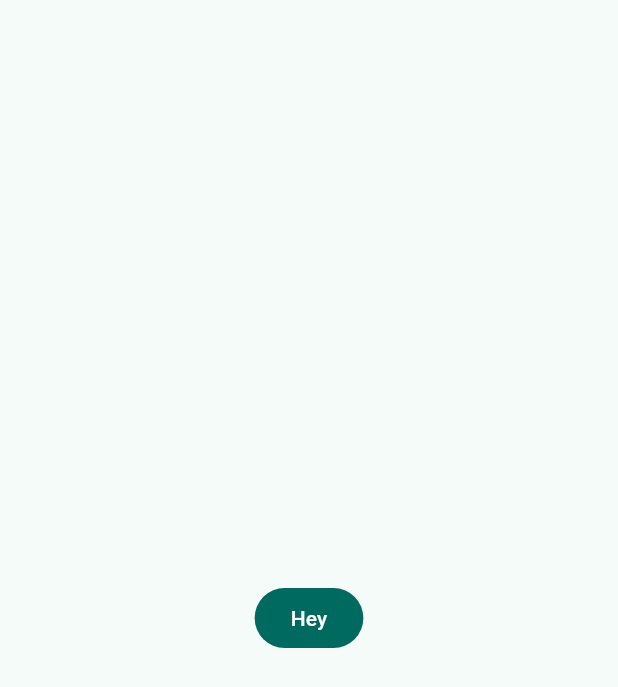
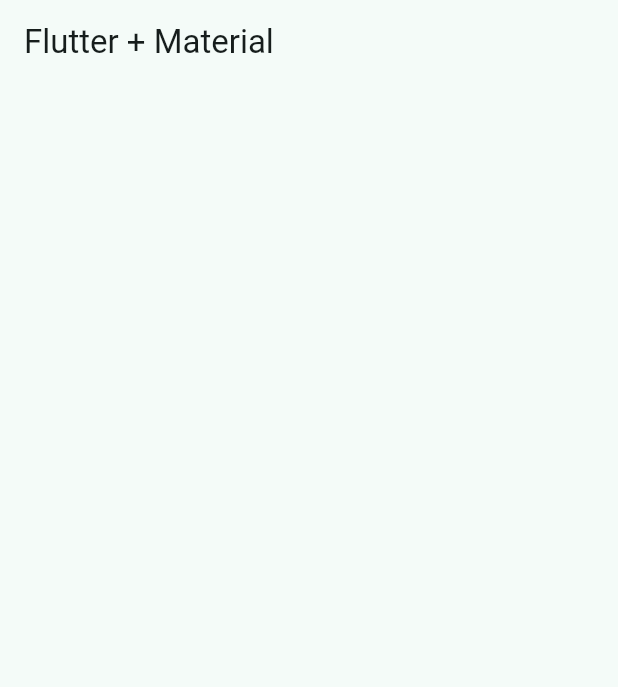
Before and after one commit to jafcn09/Wdigets_app, a Flutter app: the screen it shows after launch, on a phone screen of 412 x 824 dp. Shown: the top 687 px of the screen. Run offline on Flutter 3.47's test engine with Material 2 defaults, Android fonts, the phone set to English and light mode, and no system bars.

Commit message:
se creo una pagina principal

```diff
--- a/widgets_app/lib/main.dart
+++ b/widgets_app/lib/main.dart
@@ -1,5 +1,6 @@
 import 'package:flutter/material.dart';
 import 'package:widgets_app/config/theme/app_theme.dart';
+import 'package:widgets_app/presentation/screens/home/home_screend.dart';
 
 void main(){
   runApp(const MainApp());
@@ -18,12 +19,7 @@ class MainApp extends StatelessWidget
     (
     debugShowCheckedModeBanner: false,
     theme:  AppTheme(selectedColor: 1).getTheme(),
-    home:   Scaffold(
-      body: Center(
-        child: FilledButton(child:  Text('Hey'), onPressed: (){},),
-      )
-      ,
-    )
+    home:   const HomeScreen()
     ,
     )
     ;
--- /dev/null
+++ b/widgets_app/lib/presentation/screens/home/home_screend.dart
@@ -0,0 +1,20 @@
+import 'package:flutter/material.dart';
+
+class  HomeScreen extends StatelessWidget {
+  const HomeScreen({super.key});
+
+  @override
+
+  Widget build(BuildContext context){
+    return Scaffold(
+      appBar:
+      AppBar(
+      title:
+      const
+      Text('Flutter + Material'),
+
+      ),
+    );
+
+  }
+}
```
